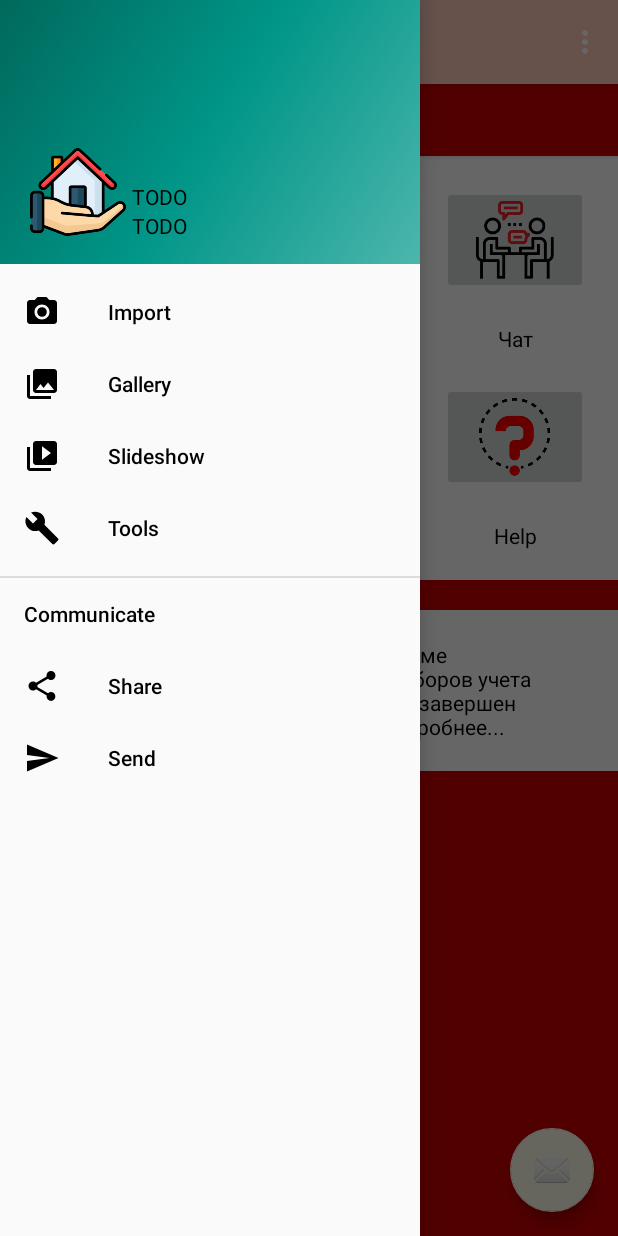
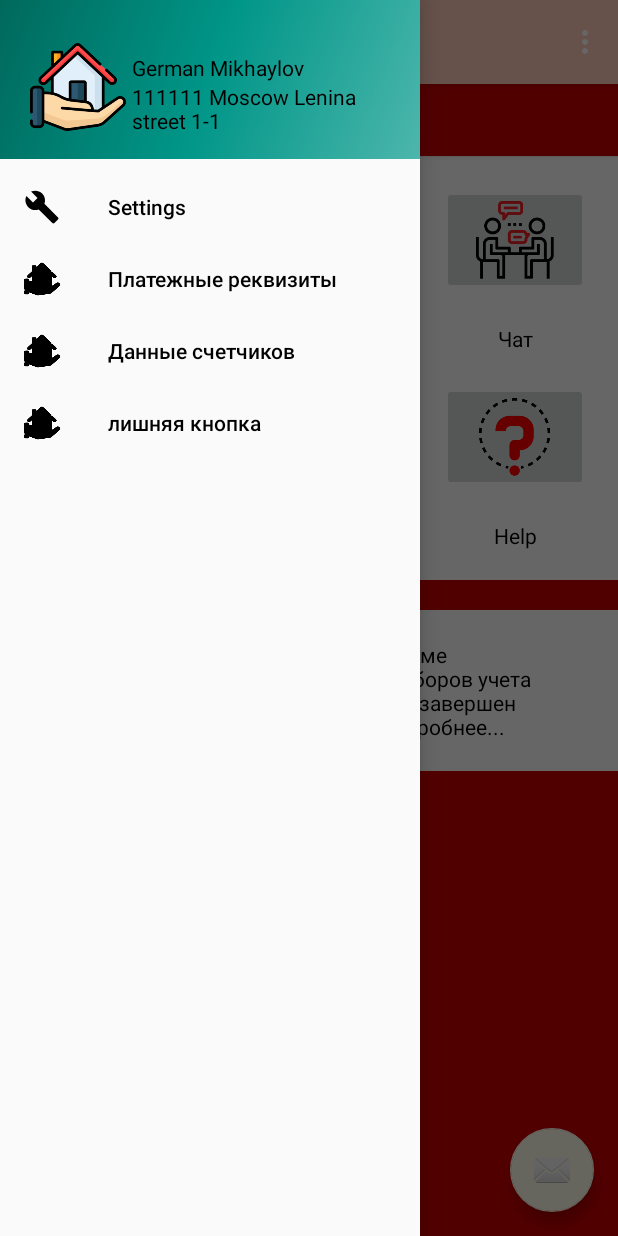
Before and after one commit to GermanMik/PayInHome, an Android app: the MainActivity screen opened directly, with no data from a screen before it, with the side drawer open, on a phone screen of 412 x 824 dp. Run offline under Robolectric (Android 15) with nearby library versions, the phone set to English and light mode, and no system bars.

Commit message:
1.nav menu changed

```diff
--- a/app/src/main/java/ru/android/payinhomev2/MainActivity.java
+++ b/app/src/main/java/ru/android/payinhomev2/MainActivity.java
@@ -23,14 +23,14 @@ public class MainActivity extends AppCompatActivity
         Toolbar toolbar = (Toolbar) findViewById(R.id.toolbar);
         setSupportActionBar(toolbar);
 
-        FloatingActionButton fab = (FloatingActionButton) findViewById(R.id.fab);
-        fab.setOnClickListener(new View.OnClickListener() {
-            @Override
-            public void onClick(View view) {
-                Snackbar.make(view, "Replace with your own action", Snackbar.LENGTH_LONG)
-                        .setAction("Action", null).show();
-            }
-        });
+//        FloatingActionButton fab = (FloatingActionButton) findViewById(R.id.fab);
+//        fab.setOnClickListener(new View.OnClickListener() {
+//            @Override
+//            public void onClick(View view) {
+//                Snackbar.make(view, "Replace with your own action", Snackbar.LENGTH_LONG)
+//                        .setAction("Action", null).show();
+//            }
+//        });
 
         DrawerLayout drawer = (DrawerLayout) findViewById(R.id.drawer_layout);
         ActionBarDrawerToggle toggle = new ActionBarDrawerToggle(
@@ -80,17 +80,13 @@ public class MainActivity extends AppCompatActivity
         // Handle navigation view item clicks here.
         int id = item.getItemId();
 
-        if (id == R.id.nav_camera) {
+        if (id == R.id.nav_settings) {
             // Handle the camera action
-        } else if (id == R.id.nav_gallery) {
+        } else if (id == R.id.nav_payment_adress) {
 
-        } else if (id == R.id.nav_slideshow) {
+        } else if (id == R.id.nav_counters) {
 
-        } else if (id == R.id.nav_manage) {
-
-        } else if (id == R.id.nav_share) {
-
-        } else if (id == R.id.nav_send) {
+        } else if (id == R.id.nav_addition)  {
 
         }
 
--- a/app/src/main/res/layout/nav_header_main.xml
+++ b/app/src/main/res/layout/nav_header_main.xml
@@ -28,14 +28,14 @@
             android:layout_width="match_parent"
             android:layout_height="wrap_content"
             android:paddingTop="@dimen/nav_header_vertical_spacing"
-            android:text="TODO Name of local house"
+            android:text="German Mikhaylov"
             android:textAppearance="@style/TextAppearance.AppCompat.Body1" />
 
         <TextView
             android:id="@+id/textView"
             android:layout_width="wrap_content"
             android:layout_height="wrap_content"
-            android:text="TODO" />
+            android:text="111111 Moscow Lenina street 1-1" />
     </LinearLayout>
 
 
--- a/app/src/main/res/menu/activity_main_drawer.xml
+++ b/app/src/main/res/menu/activity_main_drawer.xml
@@ -3,36 +3,30 @@
     xmlns:tools="http://schemas.android.com/tools"
     tools:showIn="navigation_view">
 
-    <group android:checkableBehavior="single">
+    <group>
+
+
         <item
-            android:id="@+id/nav_camera"
-            android:icon="@drawable/ic_menu_camera"
-            android:title="Import" />
-        <item
-            android:id="@+id/nav_gallery"
-            android:icon="@drawable/ic_menu_gallery"
-            android:title="Gallery" />
-        <item
-            android:id="@+id/nav_slideshow"
-            android:icon="@drawable/ic_menu_slideshow"
-            android:title="Slideshow" />
-        <item
-            android:id="@+id/nav_manage"
-            android:icon="@drawable/ic_menu_manage"
-            android:title="Tools" />
+            android:checkableBehavior="single"
+            android:title="@string/text_nav_all_settings">
+            <item
+                android:id="@+id/nav_settings"
+                android:icon="@drawable/ic_menu_manage"
+                android:title="@string/text_nav_settings" />
+            <item
+                android:id="@+id/nav_payment_adress"
+                android:icon="@drawable/ic_launcher_web"
+                android:title="@string/text_nav_payment" />
+            <item
+                android:id="@+id/nav_counters"
+                android:icon="@drawable/ic_launcher_web"
+                android:title="Данные счетчиков" />
+            <item
+                android:id="@+id/nav_addition"
+                android:icon="@drawable/ic_launcher_web"
+                android:title="лишняя кнопка" />
+
+        </item>
     </group>
 
-    <item android:title="Communicate">
-        <menu>
-            <item
-                android:id="@+id/nav_share"
-                android:icon="@drawable/ic_menu_share"
-                android:title="Share" />
-            <item
-                android:id="@+id/nav_send"
-                android:icon="@drawable/ic_menu_send"
-                android:title="Send" />
-        </menu>
-    </item>
-
 </menu>
--- a/app/src/main/res/values/dimens.xml
+++ b/app/src/main/res/values/dimens.xml
@@ -3,6 +3,6 @@
     <dimen name="activity_horizontal_margin">16dp</dimen>
     <dimen name="activity_vertical_margin">16dp</dimen>
     <dimen name="nav_header_vertical_spacing">8dp</dimen>
-    <dimen name="nav_header_height">176dp</dimen>
+    <dimen name="nav_header_height">106dp</dimen>
     <dimen name="fab_margin">16dp</dimen>
 </resources>
--- a/app/src/main/res/values/strings.xml
+++ b/app/src/main/res/values/strings.xml
@@ -37,4 +37,7 @@
     <string name="text_view_additions">Доп. услуги</string>
     <string name="text_view_help">Help</string>
     <string name="text_view_my_data">Мои данные</string>
+    <string name="text_nav_settings">Settings</string>
+    <string name="text_nav_payment">Платежные реквизиты</string>
+    <string name="text_nav_all_settings">Настройки приложения</string>
 </resources>
```
